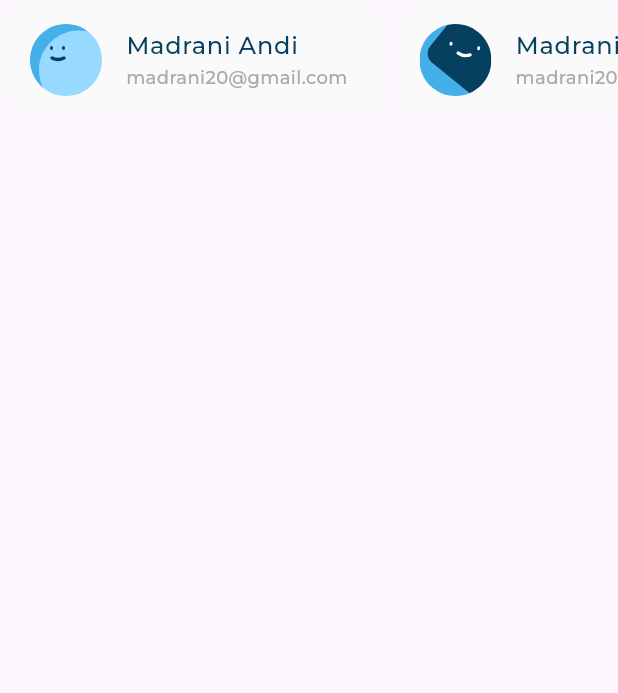
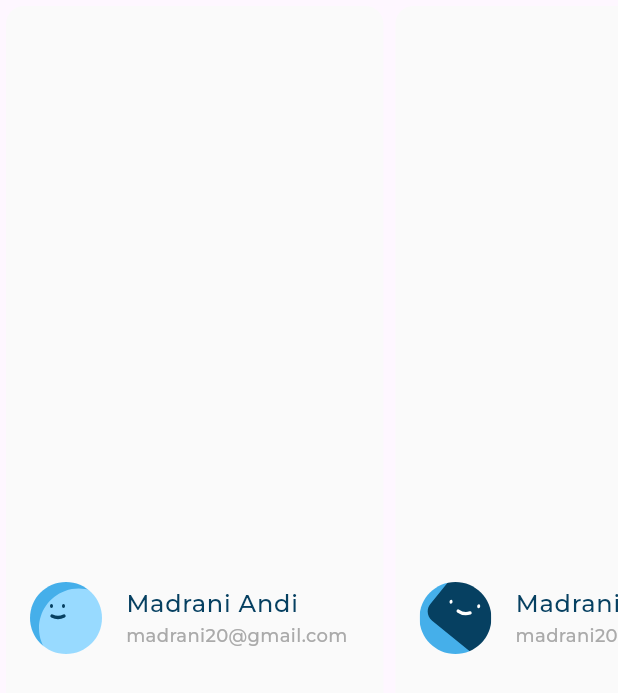
Before and after one commit to hs777it/responsive_dashboard, a Flutter app: the LatestTransactionListView widget shown alone on an empty page, opened directly, on a phone screen of 412 x 824 dp. Shown: the top 693 px of the screen. Run offline on Flutter 3.47's test engine with Material 3 defaults, Android fonts, the light colour scheme and no system bars; our stand-ins replace flutter_svg; project files that could hold a hidden picture were left out.

Commit message:
LatestTransaction done

```diff
--- a/lib/widgets/latest_transaction.dart
+++ b/lib/widgets/latest_transaction.dart
@@ -8,6 +8,7 @@ class LatestTransaction extends StatelessWidget {
   @override
   Widget build(BuildContext context) {
     return const Column(
+      crossAxisAlignment: CrossAxisAlignment.start,
       children: [
         Text(
           'Latest Transaction',
--- a/lib/widgets/latest_transaction_list_view.dart
+++ b/lib/widgets/latest_transaction_list_view.dart
@@ -22,7 +22,17 @@ class LatestTransactionListView extends StatelessWidget {
   ];
   @override
   Widget build(BuildContext context) {
-    return SizedBox(
+    return SingleChildScrollView(
+      scrollDirection: Axis.horizontal,
+      child: Row(
+        children: items
+            .map((e) =>
+                IntrinsicWidth(child: UserInfoListTile(userInfoModel: e)))
+            .toList(),
+      ),
+    );
+
+/*     return SizedBox(
       // height: MediaQuery.sizeOf(context).height * .09,
       height: 80, // calculate childs
       child: ListView.builder(
@@ -36,6 +46,6 @@ class LatestTransactionListView extends StatelessWidget {
           );
         },
       ),
-    );
+    ); */
   }
 }
--- a/lib/widgets/quick_invoice.dart
+++ b/lib/widgets/quick_invoice.dart
@@ -1,6 +1,6 @@
 import 'package:flutter/material.dart';
 import 'package:responsive_dashboard/widgets/custom_background_container.dart';
-import 'package:responsive_dashboard/widgets/latest_transaction_list_view.dart';
+import 'package:responsive_dashboard/widgets/latest_transaction.dart';
 import 'package:responsive_dashboard/widgets/quick_invoice_header.dart';
 
 class QuickInvoice extends StatelessWidget {
@@ -12,7 +12,7 @@ class QuickInvoice extends StatelessWidget {
       child: Column(
         children: [
           QuickInvoiceHeader(),
-          LatestTransactionListView(),
+          LatestTransaction(),
         ],
       ),
     );
```
